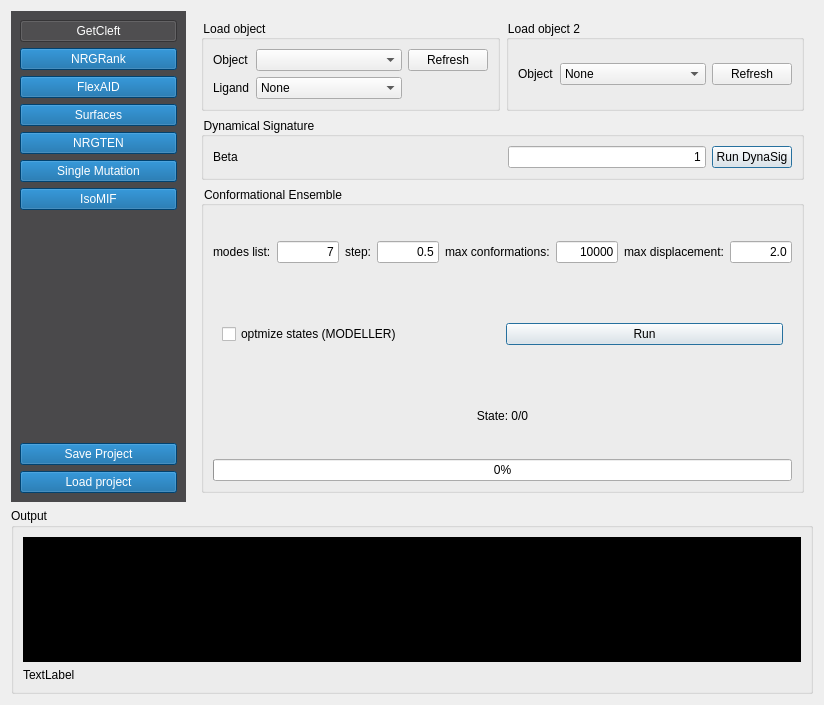
The window that plugin.ui (ThomasDesc/NRG_plugin) describes before a commit, drawn with Qt 5.
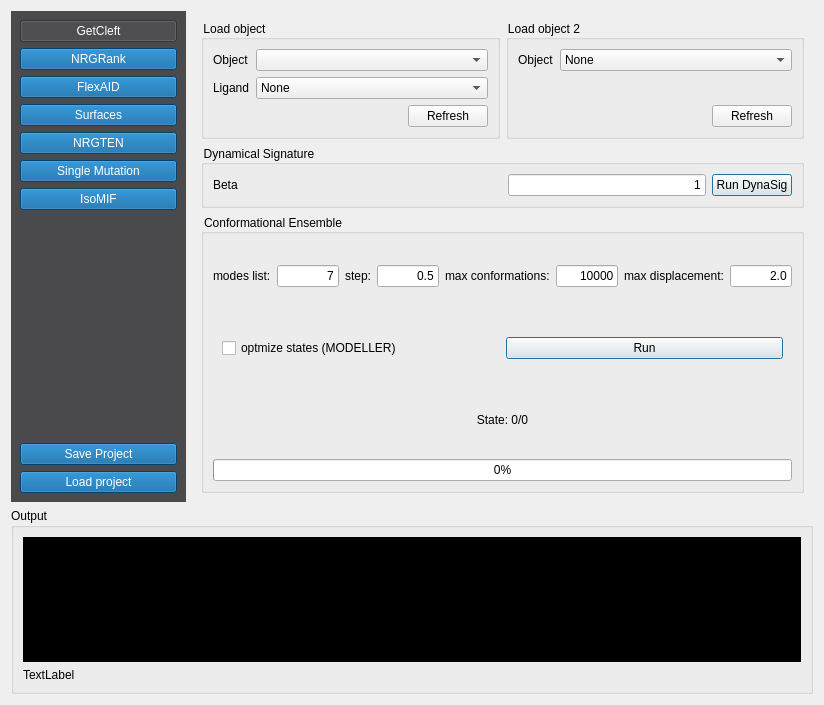
The same window after the commit. The open tabs and pages were chosen to show the change.

```diff
--- a/plugin.ui
+++ b/plugin.ui
@@ -2138,6 +2138,29 @@
                 <property name="bottomMargin">
                  <number>9</number>
                 </property>
+                <item row="0" column="1">
+                 <widget class="QComboBox" name="NRGten_select_target_object_1">
+                  <property name="sizePolicy">
+                   <sizepolicy hsizetype="Expanding" vsizetype="Fixed">
+                    <horstretch>0</horstretch>
+                    <verstretch>0</verstretch>
+                   </sizepolicy>
+                  </property>
+                 </widget>
+                </item>
+                <item row="2" column="1" alignment="Qt::AlignRight">
+                 <widget class="QPushButton" name="NRGten_target_refresh_object_1">
+                  <property name="sizePolicy">
+                   <sizepolicy hsizetype="Maximum" vsizetype="Fixed">
+                    <horstretch>0</horstretch>
+                    <verstretch>0</verstretch>
+                   </sizepolicy>
+                  </property>
+                  <property name="text">
+                   <string>Refresh</string>
+                  </property>
+                 </widget>
+                </item>
                 <item row="1" column="0">
                  <widget class="QLabel" name="label_123">
                   <property name="text">
@@ -2145,31 +2168,6 @@
                   </property>
                  </widget>
                 </item>
-                <item row="0" column="1">
-                 <widget class="QComboBox" name="NRGten_select_target_object_1">
-                  <property name="sizePolicy">
-                   <sizepolicy hsizetype="Expanding" vsizetype="Fixed">
-                    <horstretch>0</horstretch>
-                    <verstretch>0</verstretch>
-                   </sizepolicy>
-                  </property>
-                 </widget>
-                </item>
-                <item row="1" column="1">
-                 <widget class="QComboBox" name="NRGten_select_ligand_object_1">
-                  <property name="sizePolicy">
-                   <sizepolicy hsizetype="Minimum" vsizetype="Fixed">
-                    <horstretch>0</horstretch>
-                    <verstretch>0</verstretch>
-                   </sizepolicy>
-                  </property>
-                  <item>
-                   <property name="text">
-                    <string>None</string>
-                   </property>
-                  </item>
-                 </widget>
-                </item>
                 <item row="0" column="0">
                  <widget class="QLabel" name="label_122">
                   <property name="text">
@@ -2177,17 +2175,19 @@
                   </property>
                  </widget>
                 </item>
-                <item row="0" column="2">
-                 <widget class="QPushButton" name="NRGten_target_refresh_object_1">
+                <item row="1" column="1">
+                 <widget class="QComboBox" name="NRGten_select_ligand_object_1">
                   <property name="sizePolicy">
-                   <sizepolicy hsizetype="Maximum" vsizetype="Fixed">
+                   <sizepolicy hsizetype="Minimum" vsizetype="Fixed">
                     <horstretch>0</horstretch>
                     <verstretch>0</verstretch>
                    </sizepolicy>
                   </property>
+                  <item>
                   <property name="text">
-                   <string>Refresh</string>
-                  </property>
+                    <string>None</string>
+                   </property>
+                  </item>
                  </widget>
                 </item>
                </layout>
@@ -2198,7 +2198,28 @@
                <property name="title">
                 <string>Load object 2</string>
                </property>
+               <layout class="QVBoxLayout" name="verticalLayout_18">
+                <item alignment="Qt::AlignTop">
+                 <widget class="QFrame" name="frame_13">
+                  <property name="frameShape">
+                   <enum>QFrame::NoFrame</enum>
+                  </property>
+                  <property name="frameShadow">
+                   <enum>QFrame::Raised</enum>
+                  </property>
                <layout class="QHBoxLayout" name="horizontalLayout_10">
+                   <property name="leftMargin">
+                    <number>0</number>
+                   </property>
+                   <property name="topMargin">
+                    <number>0</number>
+                   </property>
+                   <property name="rightMargin">
+                    <number>0</number>
+                   </property>
+                   <property name="bottomMargin">
+                    <number>0</number>
+                   </property>
                 <item>
                  <widget class="QLabel" name="label_125">
                   <property name="text">
@@ -2221,7 +2242,10 @@
                   </item>
                  </widget>
                 </item>
-                <item>
+                  </layout>
+                 </widget>
+                </item>
+                <item alignment="Qt::AlignRight">
                  <widget class="QPushButton" name="NRGten_target_refresh_object_2">
                   <property name="sizePolicy">
                    <sizepolicy hsizetype="Maximum" vsizetype="Fixed">
```
Left out of the diff: 2 changed lines with no effect on the pictures. Lines whose indentation alone changed are shown as unchanged.
